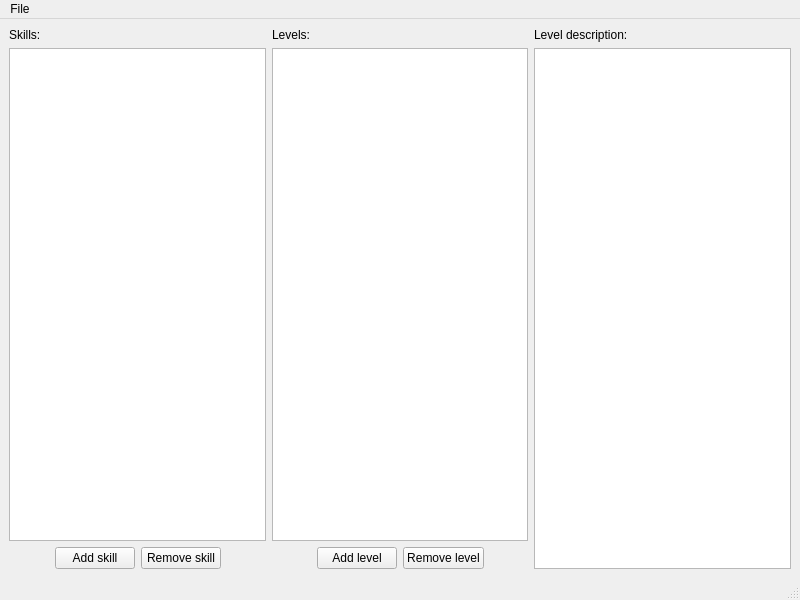
This is Sources/SkillPackEditor/skillpackeditor.ui in timattt/Cognitia-II as Qt 5 draws it before an edit. The edited form follows.
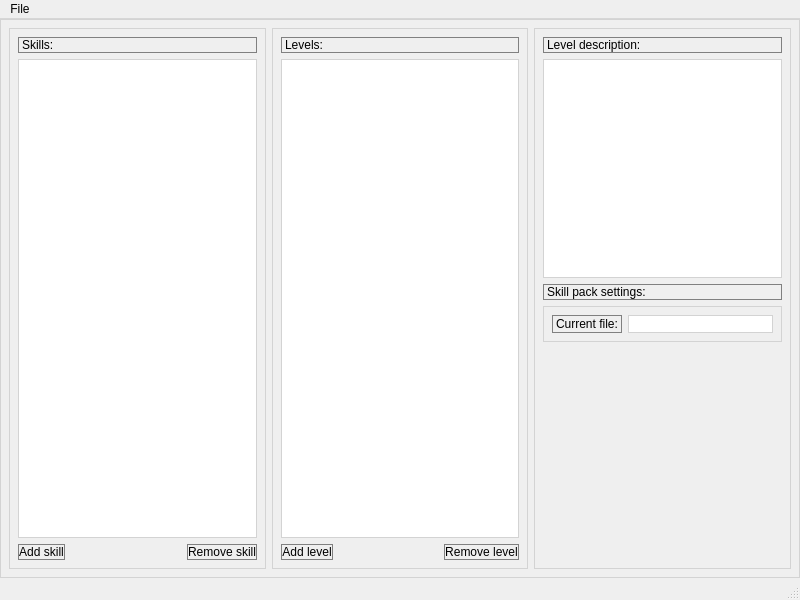
This is the edited form.

Commit message: SkillPackEditor | Feature | Open/Save/Load

```diff
--- a/Sources/SkillPackEditor/skillpackeditor.ui
+++ b/Sources/SkillPackEditor/skillpackeditor.ui
@@ -13,9 +13,25 @@
   <property name="windowTitle">
    <string>MainWindow</string>
   </property>
+  <property name="autoFillBackground">
+   <bool>false</bool>
+  </property>
   <widget class="QWidget" name="centralwidget">
+   <property name="styleSheet">
+    <string notr="true">
+QPushButton:pressed {color:red}
+
+QWidget { border: 1px solid lightgray}
+
+QLabel {border: 1px solid gray}
+QPushButton {border: 1px solid gray}
+
+QPushButton:hover { border-radius:5px; background:lightgreen}
+QLabel:hover { border-radius:5px; background:lightgreen}</string>
+   </property>
    <layout class="QHBoxLayout" name="horizontalLayout_3">
     <item>
+     <widget class="QWidget" name="skillsWidget" native="true">
      <layout class="QVBoxLayout" name="verticalLayout">
       <item>
        <widget class="QLabel" name="SkillsLabel">
@@ -29,14 +45,14 @@
       </item>
       <item>
        <layout class="QHBoxLayout" name="horizontalLayout">
-        <item alignment="Qt::AlignRight">
+         <item alignment="Qt::AlignLeft">
          <widget class="QPushButton" name="AddSkill">
           <property name="text">
            <string>Add skill</string>
           </property>
          </widget>
         </item>
-        <item alignment="Qt::AlignLeft">
+         <item alignment="Qt::AlignRight">
          <widget class="QPushButton" name="RemoveSkill">
           <property name="text">
            <string>Remove skill</string>
@@ -46,8 +62,13 @@
        </layout>
       </item>
      </layout>
+     </widget>
     </item>
     <item>
+     <widget class="QWidget" name="levelsWidget" native="true">
+      <property name="autoFillBackground">
+       <bool>false</bool>
+      </property>
      <layout class="QVBoxLayout" name="verticalLayout_2">
       <item>
        <widget class="QLabel" name="LevelsLabel">
@@ -61,14 +82,14 @@
       </item>
       <item>
        <layout class="QHBoxLayout" name="horizontalLayout_2">
-        <item alignment="Qt::AlignRight">
+         <item alignment="Qt::AlignLeft">
          <widget class="QPushButton" name="AddLevel">
           <property name="text">
            <string>Add level</string>
           </property>
          </widget>
         </item>
-        <item alignment="Qt::AlignLeft">
+         <item alignment="Qt::AlignRight">
          <widget class="QPushButton" name="RemoveLevel">
           <property name="text">
            <string>Remove level</string>
@@ -78,9 +99,11 @@
        </layout>
       </item>
      </layout>
+     </widget>
     </item>
     <item>
-     <layout class="QVBoxLayout" name="verticalLayout_3">
+     <widget class="QWidget" name="toolsAndDescriptionWidget_2" native="true">
+      <layout class="QVBoxLayout" name="toolsAndDescriptionWidget">
       <item>
        <widget class="QLabel" name="LevelDescriptionLabel">
         <property name="text">
@@ -91,7 +114,57 @@
       <item>
        <widget class="QTextEdit" name="descrEdit"/>
       </item>
-     </layout>
+       <item>
+        <widget class="QLabel" name="SettingsLabel">
+         <property name="text">
+          <string>Skill pack settings:</string>
+         </property>
+        </widget>
+       </item>
+       <item>
+        <widget class="QWidget" name="tools" native="true">
+         <property name="styleSheet">
+          <string notr="true"/>
+         </property>
+         <layout class="QFormLayout" name="formLayout_2">
+          <item row="0" column="0">
+           <widget class="QLabel" name="currentFileLabel">
+            <property name="text">
+             <string>Current file:</string>
+            </property>
+           </widget>
+          </item>
+          <item row="0" column="1">
+           <widget class="QLineEdit" name="currentFileName">
+            <property name="enabled">
+             <bool>true</bool>
+            </property>
+            <property name="text">
+             <string/>
+            </property>
+            <property name="readOnly">
+             <bool>true</bool>
+            </property>
+           </widget>
+          </item>
+         </layout>
+        </widget>
+       </item>
+       <item>
+        <spacer name="verticalSpacer">
+         <property name="orientation">
+          <enum>Qt::Vertical</enum>
+         </property>
+         <property name="sizeHint" stdset="0">
+          <size>
+           <width>20</width>
+           <height>40</height>
+          </size>
+         </property>
+        </spacer>
+       </item>
+      </layout>
+     </widget>
     </item>
    </layout>
   </widget>
```
Left out of the diff: 8 changed lines with no effect on the pictures. Lines whose indentation alone changed are shown as unchanged. The commit also changes 6 other files.
